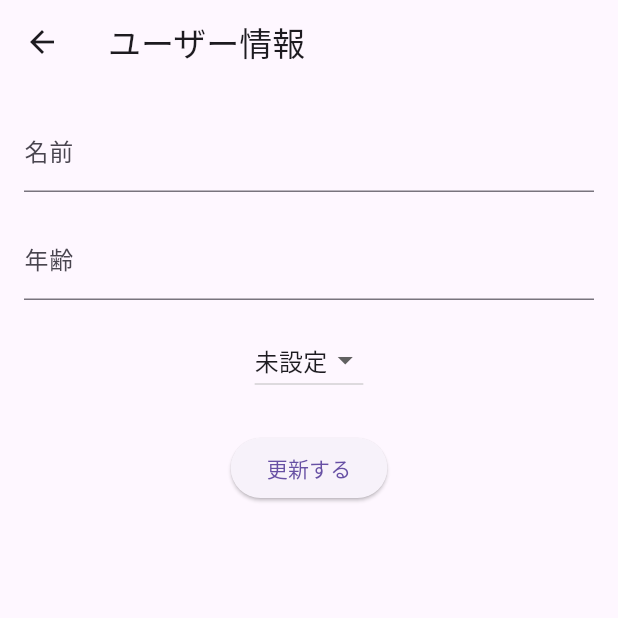
After one commit to kameyama-y/todo-app-flutter, a Flutter app: the ProfilePage screen opened directly, after a tap on "更新する", on a phone screen of 412 x 824 dp, the top half of it. The commit adds this screen. Run offline on Flutter 3.47's test engine with Material 3 defaults, Android fonts, the phone set to English and light mode, and no system bars; our stand-ins replace flutter_riverpod, supabase_flutter; accounts and stored records are empty; network calls fail.

Commit message:
ユーザー情報画面追加

```diff
--- /dev/null
+++ b/lib/Page/Profile/ProfilePage.dart
@@ -0,0 +1,114 @@
+import 'package:flutter/material.dart';
+import 'package:flutter_riverpod/flutter_riverpod.dart';
+import 'Profile_provider.dart';
+
+class ProfilePage extends ConsumerStatefulWidget {
+  const ProfilePage({super.key});
+
+  @override
+  ConsumerState<ProfilePage> createState() => _ProfilePageState();
+}
+
+class _ProfilePageState extends ConsumerState<ProfilePage> {
+  late TextEditingController nameController;
+  late TextEditingController ageController;
+  String gender = "未設定";
+  bool initialized = false; // 初期値セット済みかどうか
+
+  @override
+  void initState() {
+    super.initState();
+    nameController = TextEditingController();
+    ageController = TextEditingController();
+  }
+
+  @override
+  void dispose() {
+    nameController.dispose();
+    ageController.dispose();
+    super.dispose();
+  }
+
+  @override
+  Widget build(BuildContext context) {
+    final profile = ref.watch(profileNotifierProvider);
+
+    // Controller にセット
+    if (!initialized && profile.name.isNotEmpty) {
+      nameController.text = profile.name;
+      ageController.text = profile.age?.toString() ?? "";
+      gender = profile.gender;
+      initialized = true;
+    }
+
+    return Scaffold(
+      appBar: AppBar(title: const Text("ユーザー情報")),
+      body: Padding(
+        padding: const EdgeInsets.all(16),
+        child: Column(
+          children: [
+            TextField(
+              controller: nameController,
+              decoration: const InputDecoration(labelText: "名前"),
+              onChanged: (value) {
+                // 入力中に State を更新
+                ref.read(profileNotifierProvider.notifier).state = ref
+                    .read(profileNotifierProvider.notifier)
+                    .state
+                    .copyWith(name: value);
+              },
+            ),
+            const SizedBox(height: 16),
+            TextField(
+              controller: ageController,
+              keyboardType: TextInputType.number,
+              decoration: const InputDecoration(labelText: "年齢"),
+              onChanged: (value) {
+                // 入力中に State を更新
+                ref.read(profileNotifierProvider.notifier).state = ref
+                    .read(profileNotifierProvider.notifier)
+                    .state
+                    .copyWith(age: int.tryParse(value));
+              },
+            ),
+            const SizedBox(height: 16),
+            DropdownButton<String>(
+              value: gender,
+              items: [
+                "未設定",
+                "男性",
+                "女性",
+                "その他",
+              ].map((g) => DropdownMenuItem(value: g, child: Text(g))).toList(),
+              onChanged: (value) {
+                if (value != null) {
+                  setState(() => gender = value); // UI の更新
+                  ref.read(profileNotifierProvider.notifier).state = ref
+                      .read(profileNotifierProvider.notifier)
+                      .state
+                      .copyWith(gender: value);
+                }
+              },
+            ),
+            const SizedBox(height: 24),
+            ElevatedButton(
+              onPressed: () async {
+                await ref
+                    .read(profileNotifierProvider.notifier)
+                    .updateProfile(
+                      name: nameController.text,
+                      age: int.tryParse(ageController.text),
+                      gender: gender,
+                    );
+                ScaffoldMessenger.of(
+                  context,
+                ).showSnackBar(const SnackBar(content: Text("プロフィールを更新しました")));
+              },
+              child: const Text("更新する"),
+            ),
+          ],
+        ),
+      ),
+    );
+  }
+}
--- /dev/null
+++ b/lib/Page/Profile/Profile_provider.dart
@@ -0,0 +1,76 @@
+import 'package:flutter_riverpod/flutter_riverpod.dart';
+import 'package:supabase_flutter/supabase_flutter.dart';
+
+/// プロフィール状態
+class ProfileState {
+  final String name;
+  final int? age;
+  final String gender;
+
+  ProfileState({this.name = '', this.age, this.gender = '未設定'});
+
+  ProfileState copyWith({String? name, int? age, String? gender}) {
+    return ProfileState(
+      name: name ?? this.name,
+      age: age ?? this.age,
+      gender: gender ?? this.gender,
+    );
+  }
+
+  Map<String, dynamic> toMap() => {'name': name, 'age': age, 'gender': gender};
+}
+
+/// StateNotifier でプロフィール管理
+class ProfileNotifier extends StateNotifier<ProfileState> {
+  ProfileNotifier() : super(ProfileState()) {
+    loadProfile();
+  }
+
+  final supabase = Supabase.instance.client;
+
+  /// Supabase から読み込み
+  Future<void> loadProfile() async {
+    final user = supabase.auth.currentUser;
+    if (user == null) return;
+
+    final res = await supabase
+        .from('profiles')
+        .select()
+        .eq('id', user.id)
+        .maybeSingle();
+
+    if (res != null) {
+      state = state.copyWith(
+        name: res['name'] ?? '',
+        age: res['age'],
+        gender: res['gender'] ?? '未設定',
+      );
+    }
+  }
+
+  /// プロフィール更新（画面から呼ぶ）
+  Future<void> updateProfile({
+    required String name,
+    required int? age,
+    required String gender,
+  }) async {
+    state = state.copyWith(name: name, age: age, gender: gender);
+
+    final user = supabase.auth.currentUser;
+    if (user == null) return;
+
+    // Supabase に保存
+    await supabase.from('profiles').upsert({
+      'id': user.id,
+      'name': name,
+      'age': age,
+      'gender': gender,
+    });
+  }
+}
+
+/// Provider
+final profileNotifierProvider =
+    StateNotifierProvider<ProfileNotifier, ProfileState>((ref) {
+      return ProfileNotifier();
+    });
```
Also changed, not shown: lib/Page/Task/TaskListPage.dart (+17 -1 lines).
